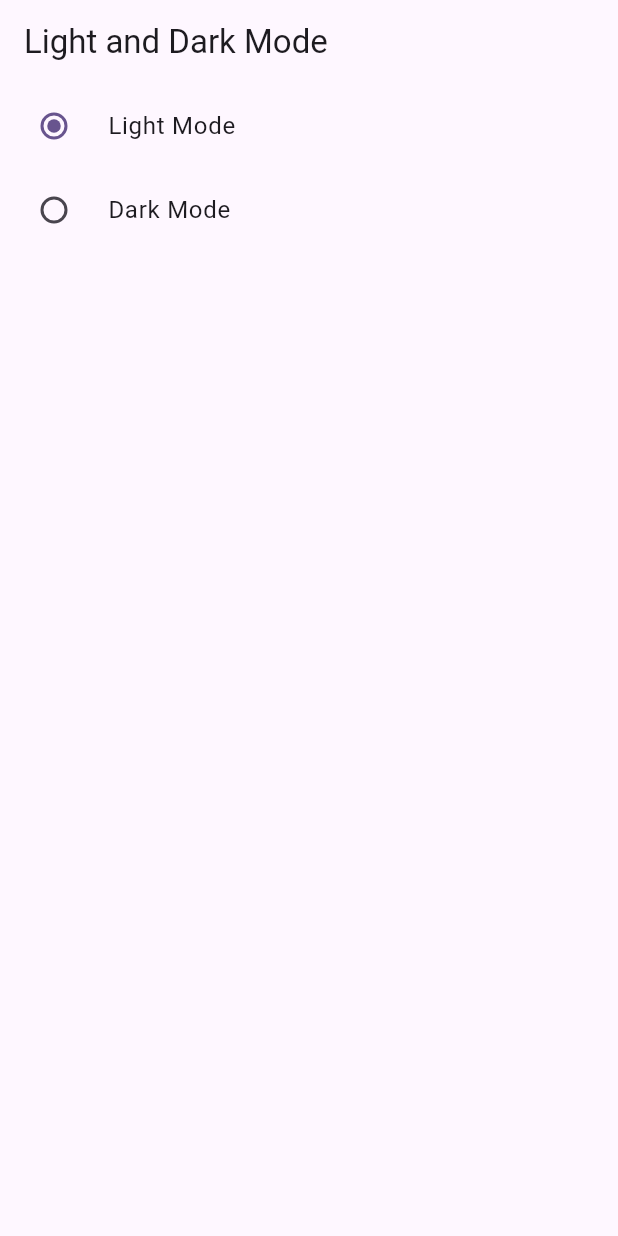
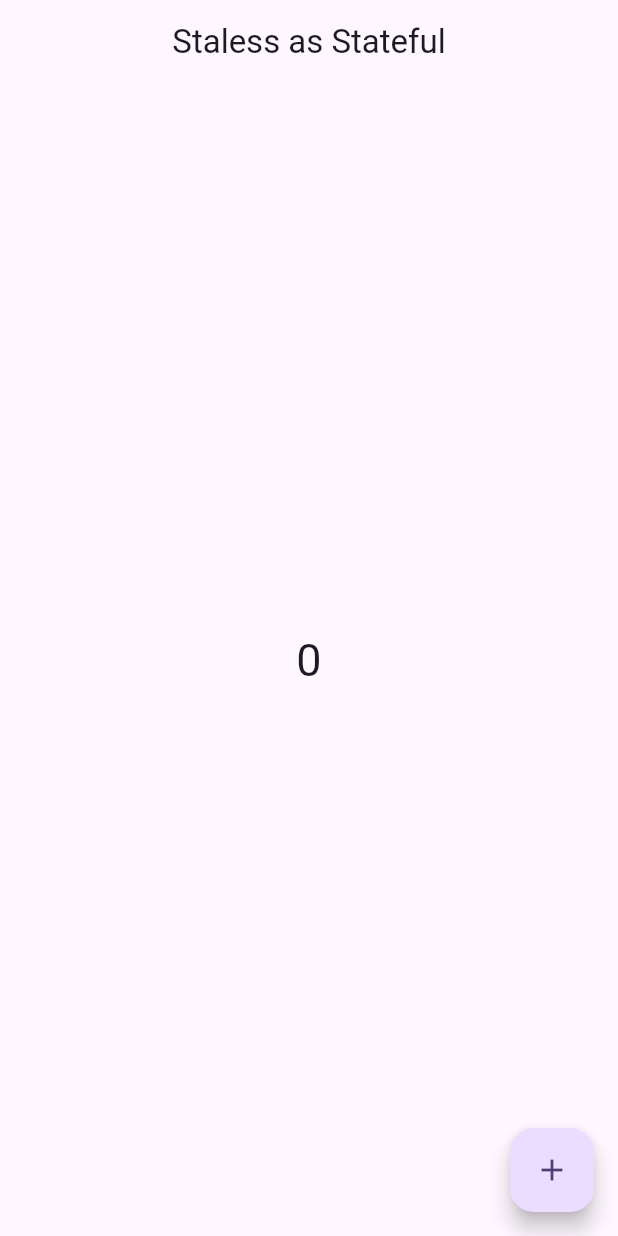
Before and after one commit to zainsh098/flutter_provider_series, a Flutter app: the screen it shows after launch, on a phone screen of 412 x 824 dp. Run offline on Flutter 3.47's test engine with Material 2 defaults, Android fonts, the phone set to English and light mode, and no system bars.

Commit message:
Stateless as Stateful Widget

```diff
--- a/lib/main.dart
+++ b/lib/main.dart
@@ -2,6 +2,7 @@ import 'package:flutter/cupertino.dart';
 import 'package:flutter/material.dart';
 import 'package:flutter_provider_series/provider/theme_mode.dart';
 import 'package:flutter_provider_series/screen/LightDarkMode.dart';
+import 'package:flutter_provider_series/screen/Notify.dart';
 import 'package:provider/provider.dart';
 
 class MyApp extends StatelessWidget {
@@ -23,8 +24,11 @@ class MyApp extends StatelessWidget {
               useMaterial3: true,
             ),
             themeMode: themeChanger.themeMode,
-            darkTheme: ThemeData(brightness: Brightness.dark),
-            home: Mode(),
+            darkTheme: ThemeData(brightness: Brightness.dark,
+             appBarTheme: AppBarTheme(backgroundColor: Colors.amber)
+
+            ),
+            home: Notify(),
           );
         },
       ),
--- /dev/null
+++ b/lib/screen/Notify.dart
@@ -0,0 +1,44 @@
+
+import 'package:flutter/material.dart';
+
+class Notify extends StatelessWidget {
+   Notify({super.key});
+
+
+  ValueNotifier<int > _counter=ValueNotifier<int>(0);
+
+  @override
+  Widget build(BuildContext context) {
+    print('builds');
+    return Scaffold(
+      appBar: AppBar(
+        title: Text('Staless as Stateful',),centerTitle: true,
+      ),
+       body:Center(
+         child: ValueListenableBuilder(
+             valueListenable: _counter,
+             builder: (context,value,child)
+         {
+           return Text(_counter.value.toString(),style: TextStyle(fontSize: 30),);
+
+
+         }),
+
+       ),
+
+      floatingActionButton:
+      FloatingActionButton(
+          onPressed: () {
+
+            _counter.value++;
+            print(_counter.value.toString());
+
+          },
+      child: Icon(Icons.add),),
+
+
+
+
+    );
+  }
+}
```
